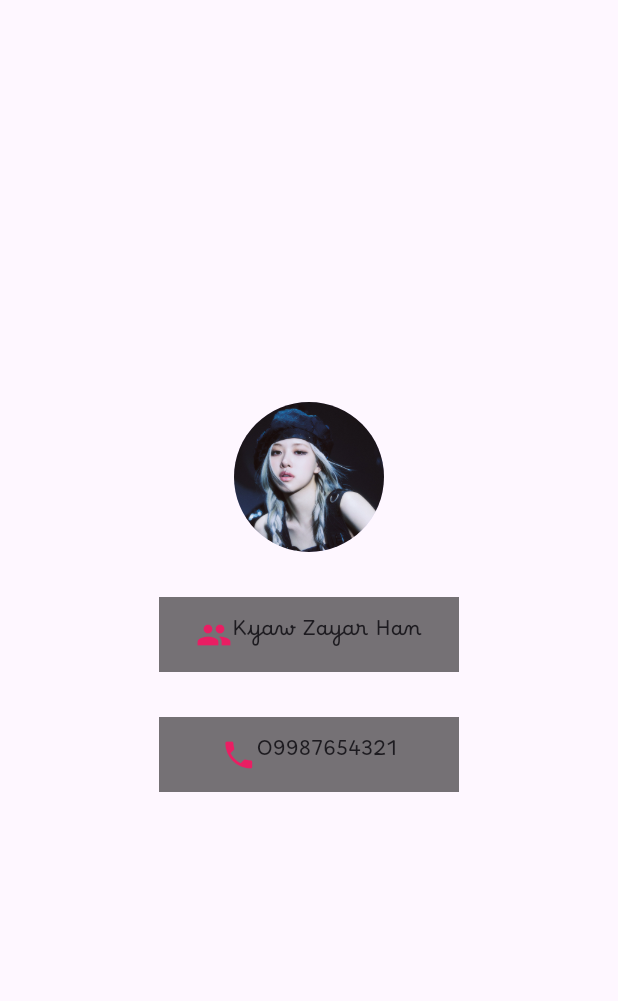
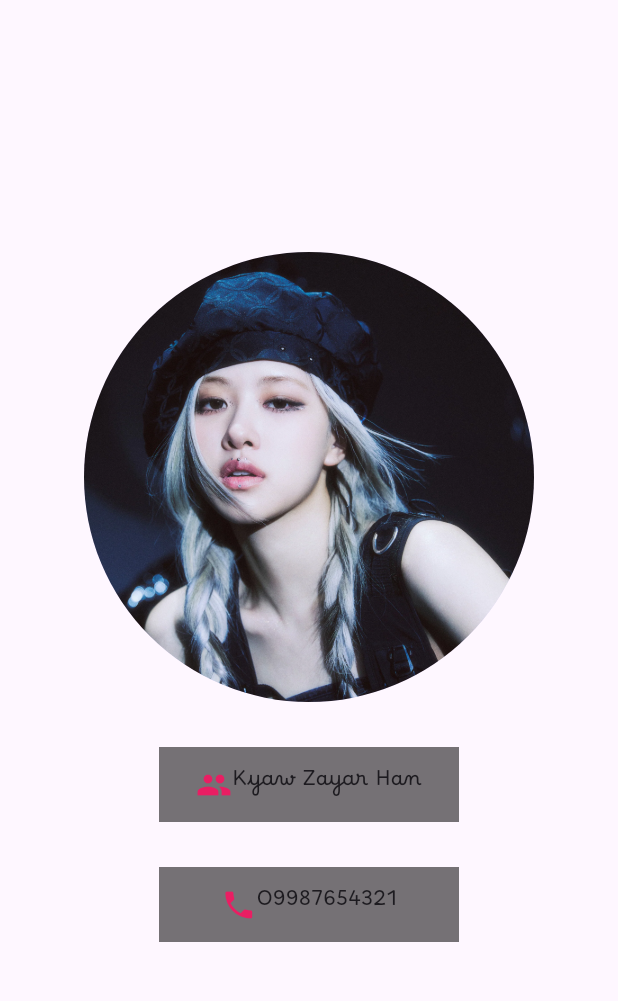
Before and after one commit to kyawzaya10/contact, a Flutter app: the screen it shows after launch, on a phone screen of 412 x 824 dp, the part 63-1064 px from its top. Run offline on Flutter 3.47's test engine with Material 2 defaults, Android fonts, the phone set to English and light mode, and no system bars.

Commit message:
Chage Radius to 150

```diff
--- a/lib/main.dart
+++ b/lib/main.dart
@@ -51,7 +51,7 @@ class _MyHomePageState extends State<MyHomePage> {
         child: Column(
 mainAxisAlignment: MainAxisAlignment.center,
           children: [
-            CircleAvatar(radius: 50,
+            CircleAvatar(radius: 150,
               backgroundImage: AssetImage("images/rose.jpg"),),
             Container(margin: EdgeInsets.all(30),
               // margin: EdgeInsets.all(50),
```
